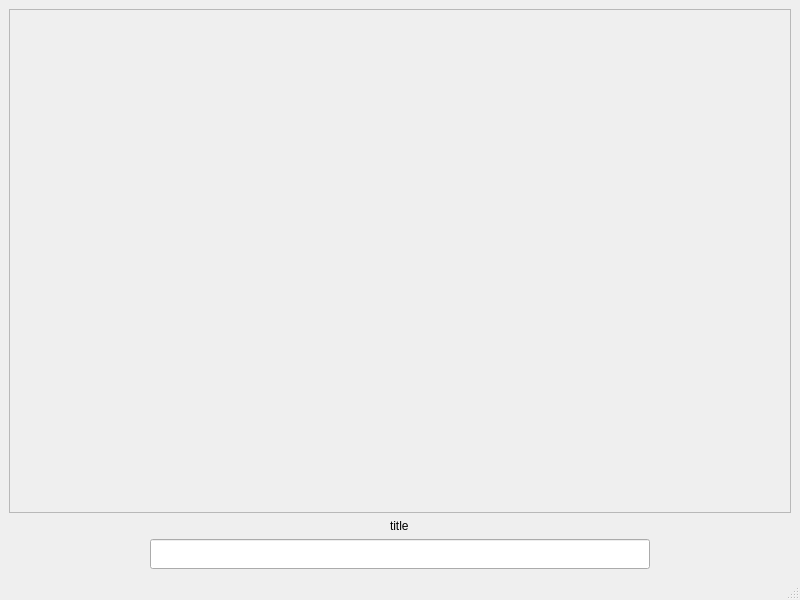
Before: the Qt Designer form src/view/mainwindow.ui in Mario1535/PaoProject, drawn with Qt 5.
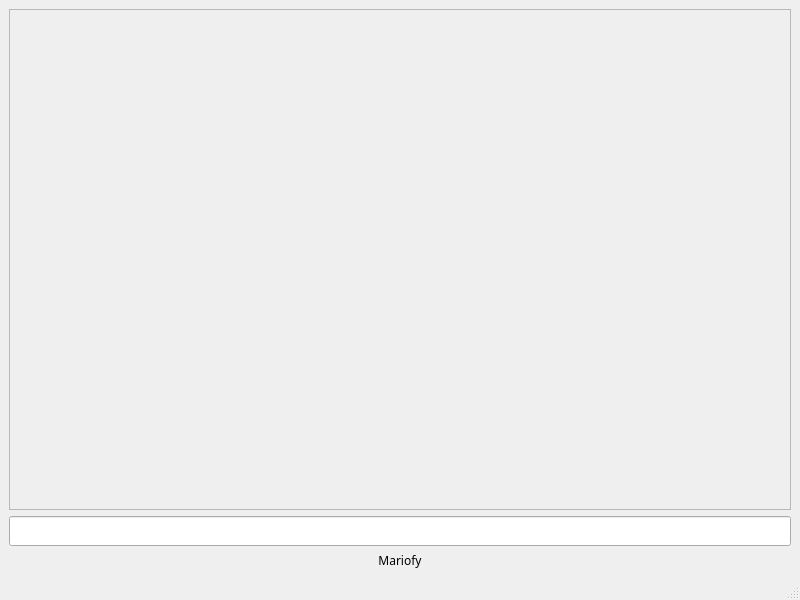
After: the same form once the commit is applied.

```diff
--- a/src/view/mainwindow.ui
+++ b/src/view/mainwindow.ui
@@ -14,17 +14,11 @@
    <string>Media library</string>
   </property>
   <widget class="QWidget" name="centralwidget">
-   <layout class="QVBoxLayout" name="verticalLayout_2">
+   <layout class="QVBoxLayout" name="verticalLayout_3">
     <item>
      <layout class="QVBoxLayout" name="verticalLayout">
       <item>
        <widget class="QScrollArea" name="scrollArea">
-        <property name="sizePolicy">
-         <sizepolicy hsizetype="Expanding" vsizetype="Expanding">
-          <horstretch>0</horstretch>
-          <verstretch>0</verstretch>
-         </sizepolicy>
-        </property>
         <property name="widgetResizable">
          <bool>true</bool>
         </property>
@@ -33,12 +27,12 @@
           <rect>
            <x>0</x>
            <y>0</y>
-           <width>776</width>
-           <height>489</height>
+           <width>784</width>
+           <height>500</height>
           </rect>
          </property>
          <property name="sizePolicy">
-          <sizepolicy hsizetype="Preferred" vsizetype="Preferred">
+          <sizepolicy hsizetype="Minimum" vsizetype="Preferred">
            <horstretch>0</horstretch>
            <verstretch>0</verstretch>
           </sizepolicy>
@@ -46,47 +40,22 @@
          <widget class="QWidget" name="gridContainer" native="true">
           <property name="geometry">
            <rect>
-            <x>9</x>
-            <y>9</y>
-            <width>781</width>
-            <height>471</height>
+            <x>-10</x>
+            <y>-11</y>
+            <width>801</width>
+            <height>521</height>
            </rect>
           </property>
-          <property name="sizePolicy">
-           <sizepolicy hsizetype="Preferred" vsizetype="Preferred">
-            <horstretch>0</horstretch>
-            <verstretch>0</verstretch>
-           </sizepolicy>
-          </property>
-          <widget class="QWidget" name="gridLayoutWidget">
-           <property name="geometry">
-            <rect>
-             <x>10</x>
-             <y>10</y>
-             <width>761</width>
-             <height>451</height>
-            </rect>
-           </property>
-           <layout class="QGridLayout" name="gridLayout"/>
-          </widget>
+          <layout class="QVBoxLayout" name="verticalLayout_2">
+           <item>
+            <layout class="QGridLayout" name="gridLayout"/>
+           </item>
+          </layout>
          </widget>
         </widget>
        </widget>
       </item>
-      <item alignment="Qt::AlignmentFlag::AlignHCenter">
-       <widget class="QLabel" name="label">
-        <property name="maximumSize">
-         <size>
-          <width>16777215</width>
-          <height>50</height>
-         </size>
-        </property>
-        <property name="text">
-         <string>title</string>
-        </property>
-       </widget>
-      </item>
-      <item alignment="Qt::AlignmentFlag::AlignHCenter">
+      <item>
        <widget class="QLineEdit" name="lineEdit">
         <property name="sizePolicy">
          <sizepolicy hsizetype="Expanding" vsizetype="Fixed">
@@ -123,6 +92,27 @@
         </property>
        </widget>
       </item>
+      <item>
+       <widget class="QLabel" name="label">
+        <property name="maximumSize">
+         <size>
+          <width>16777215</width>
+          <height>50</height>
+         </size>
+        </property>
+        <property name="font">
+         <font>
+          <family>Sans Serif Collection</family>
+         </font>
+        </property>
+        <property name="text">
+         <string>Mariofy</string>
+        </property>
+        <property name="alignment">
+         <set>Qt::AlignmentFlag::AlignCenter</set>
+        </property>
+       </widget>
+      </item>
      </layout>
     </item>
    </layout>
```
